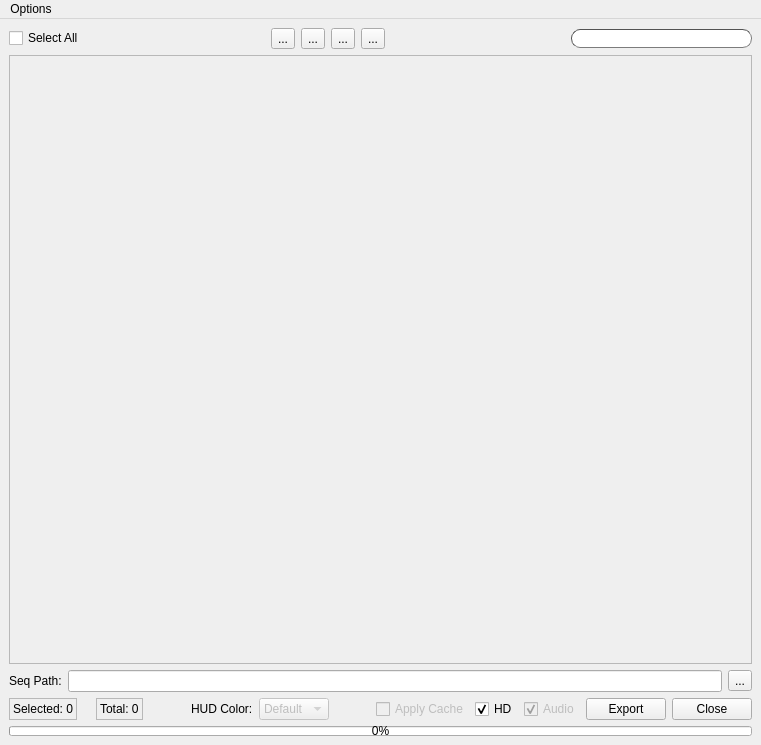
First picture: the form in ui/submitter.ui, repository iceanimations/shot_subm_use_multishot, before the edit.
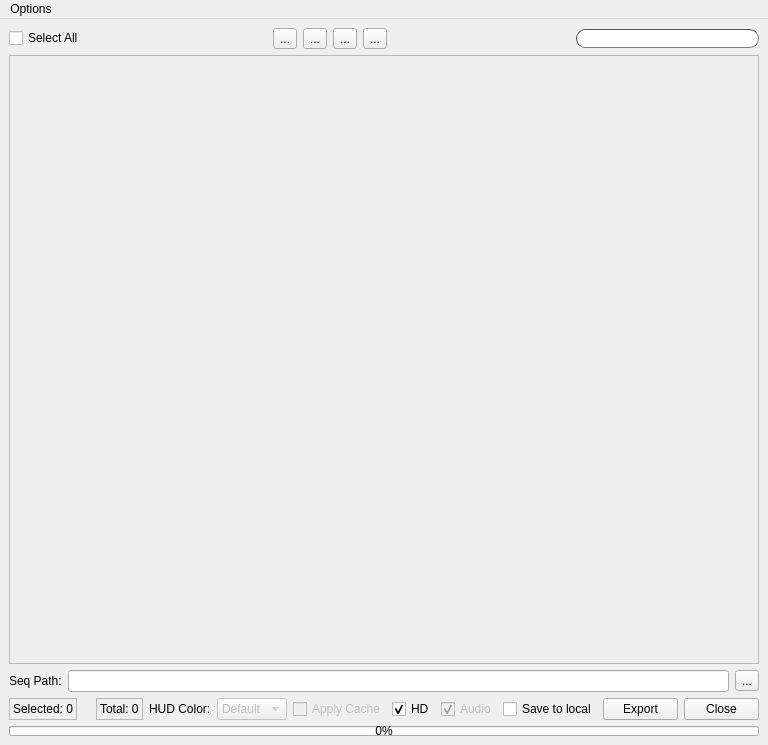
Second picture: the form after the edit.

Commit message: Save to local feature added

Diff of the .ui file:
```diff
--- a/ui/submitter.ui
+++ b/ui/submitter.ui
@@ -315,6 +315,16 @@
         </property>
        </widget>
       </item>
+      <item>
+       <widget class="QCheckBox" name="localButton">
+        <property name="toolTip">
+         <string>Copy all shots to D:\multishotexport</string>
+        </property>
+        <property name="text">
+         <string>Save to local</string>
+        </property>
+       </widget>
+      </item>
       <item>
        <widget class="QPushButton" name="exportButton">
         <property name="minimumSize">
```
The commit also changes 4 other files.
